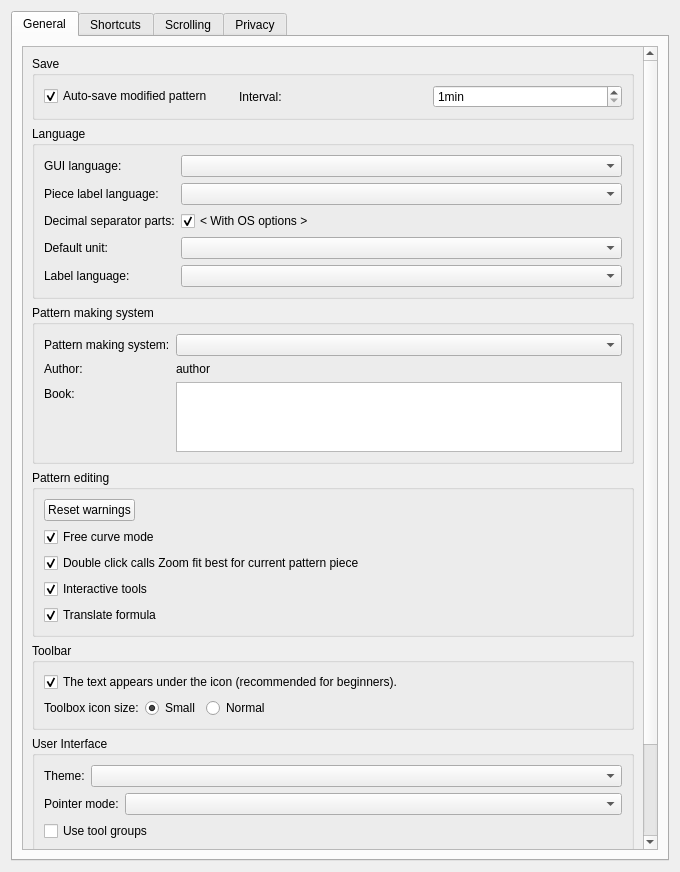
First picture: the form in src/app/valentina/dialogs/configpages/preferencesconfigurationpage.ui, repository dismine/valentina, before the edit.
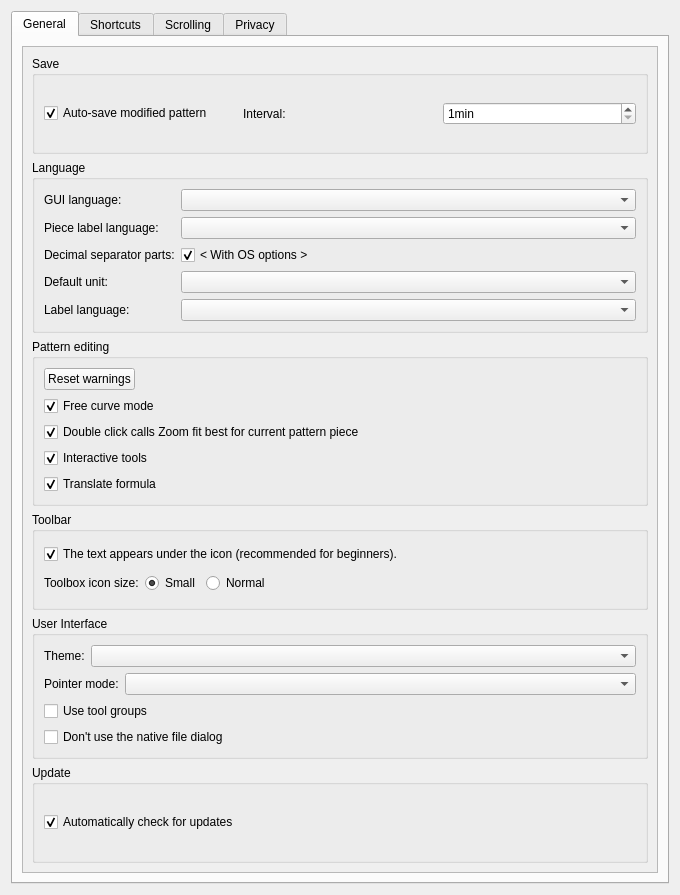
Second picture: the form after the edit. The open tabs and pages were chosen to show the change.

```diff
--- a/src/app/valentina/dialogs/configpages/preferencesconfigurationpage.ui
+++ b/src/app/valentina/dialogs/configpages/preferencesconfigurationpage.ui
@@ -7,7 +7,7 @@
     <x>0</x>
     <y>0</y>
     <width>680</width>
-    <height>872</height>
+    <height>895</height>
    </rect>
   </property>
   <property name="windowTitle">
@@ -34,8 +34,8 @@
            <rect>
             <x>0</x>
             <y>0</y>
-            <width>624</width>
-            <height>995</height>
+            <width>638</width>
+            <height>826</height>
            </rect>
           </property>
           <layout class="QVBoxLayout" name="verticalLayout_2">
@@ -160,56 +160,6 @@
              </layout>
             </widget>
            </item>
-           <item>
-            <widget class="QGroupBox" name="groupBox_3">
-             <property name="title">
-              <string>Pattern making system</string>
-             </property>
-             <layout class="QFormLayout" name="formLayout_2">
-              <property name="fieldGrowthPolicy">
-               <enum>QFormLayout::AllNonFixedFieldsGrow</enum>
-              </property>
-              <item row="0" column="0">
-               <widget class="QLabel" name="label_6">
-                <property name="text">
-                 <string>Pattern making system:</string>
-                </property>
-               </widget>
-              </item>
-              <item row="0" column="1">
-               <widget class="QComboBox" name="systemCombo"/>
-              </item>
-              <item row="1" column="0">
-               <widget class="QLabel" name="label_7">
-                <property name="text">
-                 <string>Author:</string>
-                </property>
-               </widget>
-              </item>
-              <item row="1" column="1">
-               <widget class="QLabel" name="systemAuthorValueLabel">
-                <property name="text">
-                 <string notr="true">author</string>
-                </property>
-               </widget>
-              </item>
-              <item row="2" column="0">
-               <widget class="QLabel" name="label_9">
-                <property name="text">
-                 <string>Book:</string>
-                </property>
-               </widget>
-              </item>
-              <item row="2" column="1">
-               <widget class="QPlainTextEdit" name="systemBookValueLabel">
-                <property name="readOnly">
-                 <bool>true</bool>
-                </property>
-               </widget>
-              </item>
-             </layout>
-            </widget>
-           </item>
            <item>
             <widget class="QGroupBox" name="groupBox_5">
              <property name="title">
```
Left out of the diff: 2 changed lines with no effect on the pictures.
